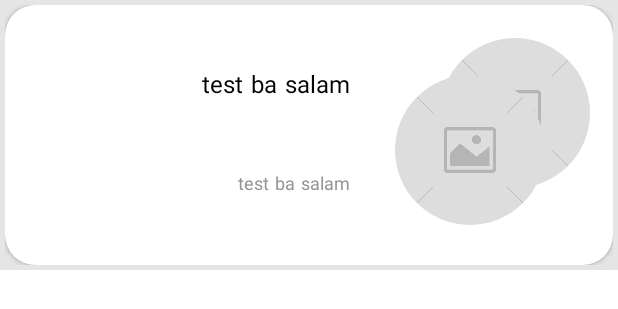
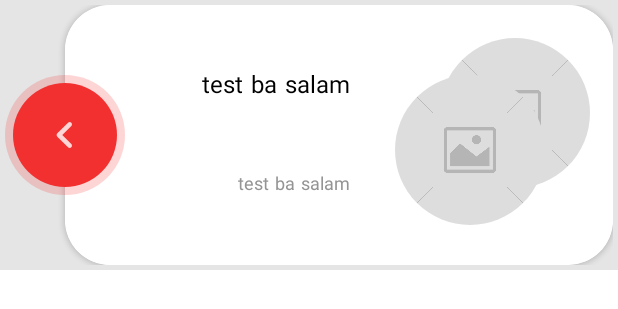
Before and after one commit to erfanmhat/test_ba_salam, an Android app: the layout item_animal_and_flower_row.xml on its own in the app's theme, with its tools: preview values and no code run, on a phone screen of 412 x 824 dp. Shown: the top 309 px of the screen. Run offline under Robolectric (Android 15) with nearby library versions, the phone set to English and light mode, and no system bars; plain views replace RoundedImageView.

Commit message:
add circle to item animal and flower

```diff
--- /dev/null
+++ b/app/src/main/res/drawable-anydpi/ic_arrow.xml
@@ -0,0 +1,11 @@
+<vector xmlns:android="http://schemas.android.com/apk/res/android"
+    android:width="24dp"
+    android:height="24dp"
+    android:viewportWidth="24"
+    android:viewportHeight="24"
+    android:tint="#FFFFFF"
+    android:alpha="0.8">
+  <path
+      android:fillColor="@android:color/white"
+      android:pathData="M14.71,15.88L10.83,12l3.88,-3.88c0.39,-0.39 0.39,-1.02 0,-1.41 -0.39,-0.39 -1.02,-0.39 -1.41,0L8.71,11.3c-0.39,0.39 -0.39,1.02 0,1.41l4.59,4.59c0.39,0.39 1.02,0.39 1.41,0 0.38,-0.39 0.39,-1.03 0,-1.42z"/>
+</vector>
--- a/app/src/main/res/layout/activity_main.xml
+++ b/app/src/main/res/layout/activity_main.xml
@@ -3,6 +3,7 @@
     xmlns:app="http://schemas.android.com/apk/res-auto"
     xmlns:tools="http://schemas.android.com/tools"
     android:id="@+id/rootView"
+    android:background="@color/background"
     android:layout_width="match_parent"
     android:layout_height="match_parent"
     tools:context=".ui.MainActivity">
--- a/app/src/main/res/layout/fragment_home.xml
+++ b/app/src/main/res/layout/fragment_home.xml
@@ -3,6 +3,7 @@
     xmlns:app="http://schemas.android.com/apk/res-auto"
     xmlns:tools="http://schemas.android.com/tools"
     android:layout_width="match_parent"
+    android:background="@color/background"
     android:layout_height="match_parent">
 
     <androidx.recyclerview.widget.RecyclerView
--- a/app/src/main/res/layout/fragment_info.xml
+++ b/app/src/main/res/layout/fragment_info.xml
@@ -1,6 +1,7 @@
 <?xml version="1.0" encoding="utf-8"?>
 <androidx.constraintlayout.widget.ConstraintLayout xmlns:android="http://schemas.android.com/apk/res/android"
     android:layout_width="match_parent"
+    android:background="@color/background"
     android:layout_height="match_parent">
 
 </androidx.constraintlayout.widget.ConstraintLayout>
--- a/app/src/main/res/layout/item_animal_and_flower_row.xml
+++ b/app/src/main/res/layout/item_animal_and_flower_row.xml
@@ -7,14 +7,18 @@
     android:padding="3dp">
 
     <androidx.cardview.widget.CardView
-        android:layout_width="match_parent"
+        android:layout_width="0dp"
         android:layout_height="match_parent"
+        android:layout_marginStart="-40dp"
         android:elevation="5dp"
-        app:cardCornerRadius="20dp">
+        app:cardCornerRadius="30dp"
+        app:layout_constraintEnd_toEndOf="parent"
+        app:layout_constraintStart_toEndOf="@id/clCircle">
 
         <androidx.constraintlayout.widget.ConstraintLayout
             android:layout_width="match_parent"
-            android:layout_height="match_parent">
+            android:layout_height="match_parent"
+            android:background="@color/background_item">
 
             <TextView
                 android:id="@+id/tvAnimalAndFlowerName"
@@ -65,4 +69,40 @@
         </androidx.constraintlayout.widget.ConstraintLayout>
     </androidx.cardview.widget.CardView>
 
+    <androidx.constraintlayout.widget.ConstraintLayout
+        android:id="@+id/clCircle"
+        android:layout_width="80dp"
+        android:layout_height="80dp"
+        android:background="@drawable/circle"
+        android:backgroundTint="@color/circle_ring_color"
+        android:elevation="10dp"
+        android:padding="5dp"
+        app:layout_constraintBottom_toBottomOf="parent"
+        app:layout_constraintStart_toStartOf="parent"
+        app:layout_constraintTop_toTopOf="parent">
+
+        <androidx.constraintlayout.widget.ConstraintLayout
+            android:layout_width="match_parent"
+            android:layout_height="match_parent"
+            android:background="@drawable/circle"
+            android:backgroundTint="@color/circle_color"
+            app:layout_constraintBottom_toBottomOf="parent"
+            app:layout_constraintEnd_toEndOf="parent"
+            app:layout_constraintHorizontal_bias="0.5"
+            app:layout_constraintStart_toStartOf="parent"
+            app:layout_constraintTop_toTopOf="parent">
+
+            <ImageView
+                android:layout_width="match_parent"
+                android:layout_height="match_parent"
+                android:padding="16dp"
+                android:src="@drawable/ic_arrow"
+                app:layout_constraintBottom_toBottomOf="parent"
+                app:layout_constraintEnd_toEndOf="parent"
+                app:layout_constraintHorizontal_bias="0.5"
+                app:layout_constraintStart_toStartOf="parent"
+                app:layout_constraintTop_toTopOf="parent"
+                app:tint="@color/white" />
+        </androidx.constraintlayout.widget.ConstraintLayout>
+    </androidx.constraintlayout.widget.ConstraintLayout>
 </androidx.constraintlayout.widget.ConstraintLayout>
--- a/app/src/main/res/values/colors.xml
+++ b/app/src/main/res/values/colors.xml
@@ -9,8 +9,9 @@
     <color name="white">#FFFFFFFF</color>
 
     <color name="background">#E5E5E5</color>
+    <color name="background_item">#FFFFFF</color>
     <color name="circle_color">#F23030</color>
-    <color name="circle_ring_color">#F2303033</color>
+    <color name="circle_ring_color">#33F23030</color>
     <color name="main_text_color">#000000</color>
     <color name="secondary_text_color">#949494</color>
 </resources>
```
Also changed, not shown: app/src/main/res/drawable-hdpi/ic_arrow.png (added), app/src/main/res/drawable-mdpi/ic_arrow.png (added), app/src/main/res/drawable-xhdpi/ic_arrow.png (added), app/src/main/res/drawable-xxhdpi/ic_arrow.png (added).
